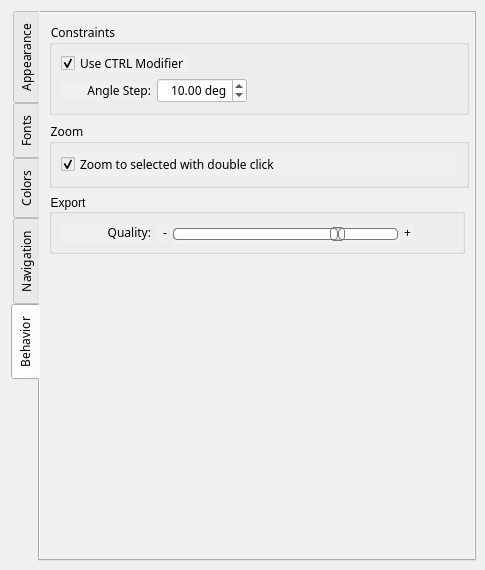
This is src/app/seamly2d/dialogs/configpages/preferencesgraphicsviewpage.ui in FashionFreedom/Seamly2D as Qt 5 draws it before an edit. The edited form follows.
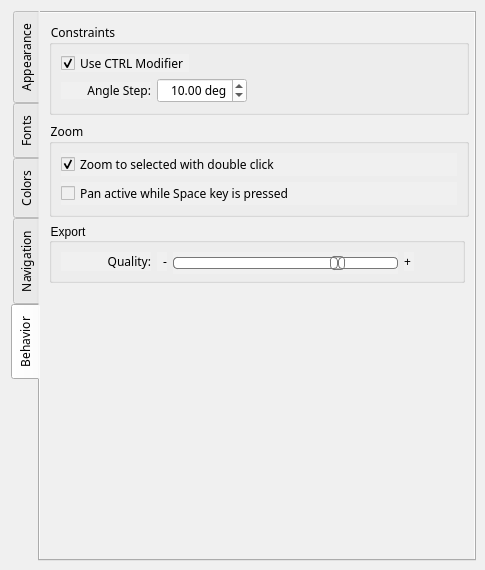
This is the edited form. The open tabs and pages were chosen to show the change. Custom widgets are drawn as their Qt base class.

Patch:
```diff
--- a/src/app/seamly2d/dialogs/configpages/preferencesgraphicsviewpage.ui
+++ b/src/app/seamly2d/dialogs/configpages/preferencesgraphicsviewpage.ui
@@ -2631,6 +2631,18 @@
             </property>
            </widget>
           </item>
+          <item>
+           <widget class="QCheckBox" name="panActiveSpacePressed_CheckBox">
+            <property name="font">
+             <font>
+              <pointsize>9</pointsize>
+             </font>
+            </property>
+            <property name="text">
+             <string>Pan active while Space key is pressed</string>
+            </property>
+           </widget>
+          </item>
          </layout>
         </widget>
        </item>
```
Left out of the diff: 2 changed lines with no effect on the pictures.
